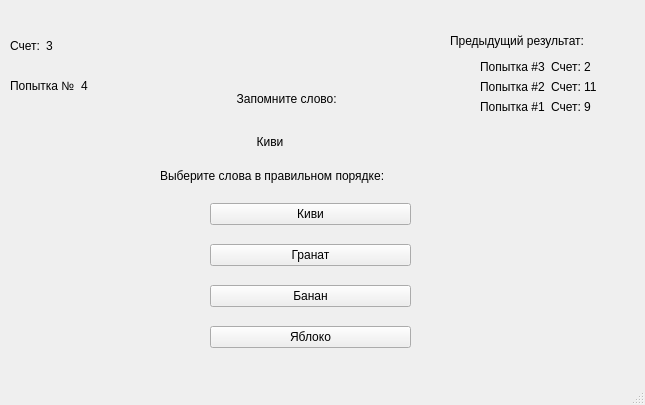
First picture: the form in templates/words_medium_win.ui, repository aizXc901/FocusTest, before the edit.
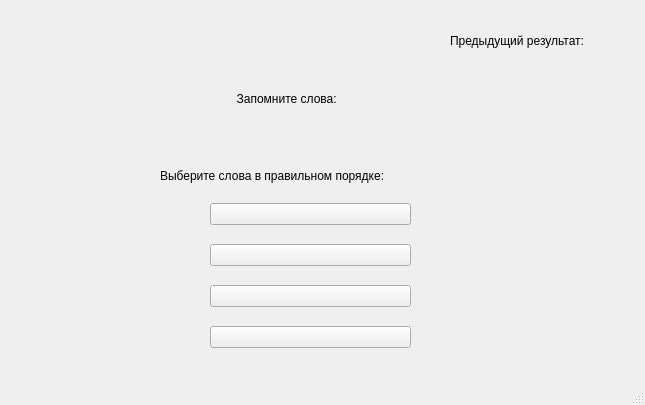
Second picture: the form after the edit.

```diff
--- a/templates/words_medium_win.ui
+++ b/templates/words_medium_win.ui
@@ -46,7 +46,7 @@
         <string notr="true">font: 12pt &quot;MS Shell Dlg 2&quot;;</string>
        </property>
        <property name="text">
-        <string>Киви</string>
+        <string/>
        </property>
       </widget>
      </item>
@@ -56,7 +56,7 @@
         <string notr="true">font: 12pt &quot;MS Shell Dlg 2&quot;;</string>
        </property>
        <property name="text">
-        <string>Гранат</string>
+        <string/>
        </property>
       </widget>
      </item>
@@ -66,7 +66,7 @@
         <string notr="true">font: 12pt &quot;MS Shell Dlg 2&quot;;</string>
        </property>
        <property name="text">
-        <string>Банан</string>
+        <string/>
        </property>
       </widget>
      </item>
@@ -76,7 +76,7 @@
         <string notr="true">font: 12pt &quot;MS Shell Dlg 2&quot;;</string>
        </property>
        <property name="text">
-        <string>Яблоко</string>
+        <string/>
        </property>
       </widget>
      </item>
@@ -114,7 +114,7 @@
         <string notr="true">font: 75 14pt &quot;MS Shell Dlg 2&quot;;</string>
        </property>
        <property name="text">
-        <string>           Киви</string>
+        <string/>
        </property>
       </widget>
      </item>
@@ -124,7 +124,7 @@
         <string notr="true">font: 12pt &quot;MS Shell Dlg 2&quot;;</string>
        </property>
        <property name="text">
-        <string>     Запомните слово:</string>
+        <string>     Запомните слова:</string>
        </property>
       </widget>
      </item>
@@ -146,17 +146,7 @@
         <string notr="true">font: 12pt &quot;MS Shell Dlg 2&quot;;</string>
        </property>
        <property name="text">
-        <string>Счет:</string>
-       </property>
-      </widget>
-     </item>
-     <item>
-      <widget class="QLabel" name="label_6">
-       <property name="styleSheet">
-        <string notr="true">font: 12pt &quot;MS Shell Dlg 2&quot;;</string>
-       </property>
-       <property name="text">
-        <string>3</string>
+        <string/>
        </property>
       </widget>
      </item>
@@ -178,17 +168,7 @@
         <string notr="true">font: 12pt &quot;MS Shell Dlg 2&quot;;</string>
        </property>
        <property name="text">
-        <string>Попытка №</string>
-       </property>
-      </widget>
-     </item>
-     <item>
-      <widget class="QLabel" name="label_15">
-       <property name="styleSheet">
-        <string notr="true">font: 12pt &quot;MS Shell Dlg 2&quot;;</string>
-       </property>
-       <property name="text">
-        <string>4</string>
+        <string/>
        </property>
       </widget>
      </item>
@@ -197,66 +177,21 @@
    <widget class="QWidget" name="formLayoutWidget">
     <property name="geometry">
      <rect>
-      <x>480</x>
+      <x>460</x>
       <y>60</y>
-      <width>122</width>
+      <width>151</width>
       <height>301</height>
      </rect>
     </property>
     <layout class="QFormLayout" name="formLayout">
      <item row="2" column="0">
-      <layout class="QHBoxLayout" name="horizontalLayout">
-       <item>
-        <widget class="QLabel" name="label_5">
-         <property name="text">
-          <string>Попытка #1</string>
-         </property>
-        </widget>
-       </item>
-       <item>
-        <widget class="QLabel" name="label_4">
-         <property name="text">
-          <string>Счет: 9</string>
-         </property>
-        </widget>
-       </item>
-      </layout>
+      <layout class="QHBoxLayout" name="horizontalLayout"/>
      </item>
      <item row="1" column="0">
-      <layout class="QHBoxLayout" name="horizontalLayout_2">
-       <item>
-        <widget class="QLabel" name="label_8">
-         <property name="text">
-          <string>Попытка #2</string>
-         </property>
-        </widget>
-       </item>
-       <item>
-        <widget class="QLabel" name="label_10">
-         <property name="text">
-          <string>Счет: 11</string>
-         </property>
-        </widget>
-       </item>
-      </layout>
+      <layout class="QHBoxLayout" name="horizontalLayout_2"/>
      </item>
      <item row="0" column="0">
-      <layout class="QHBoxLayout" name="horizontalLayout_3">
-       <item>
-        <widget class="QLabel" name="label_12">
-         <property name="text">
-          <string>Попытка #3</string>
-         </property>
-        </widget>
-       </item>
-       <item>
-        <widget class="QLabel" name="label_16">
-         <property name="text">
-          <string>Счет: 2</string>
-         </property>
-        </widget>
-       </item>
-      </layout>
+      <layout class="QHBoxLayout" name="horizontalLayout_3"/>
      </item>
     </layout>
    </widget>
```
Left out of the diff: 6 changed lines with no effect on the pictures.
